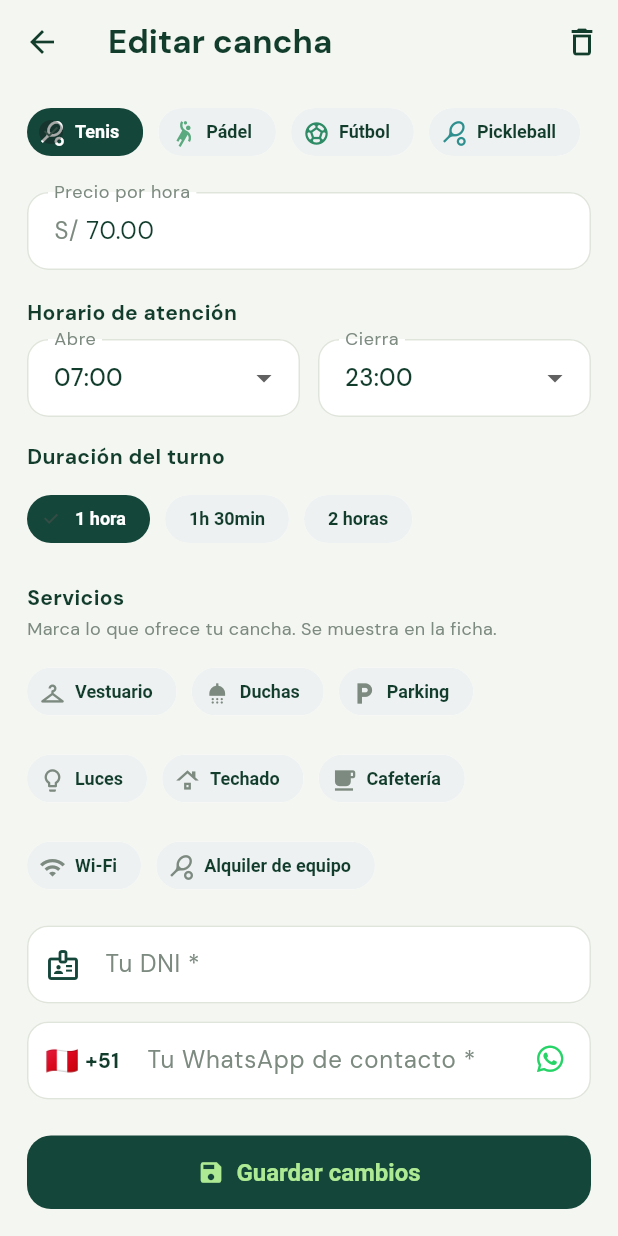
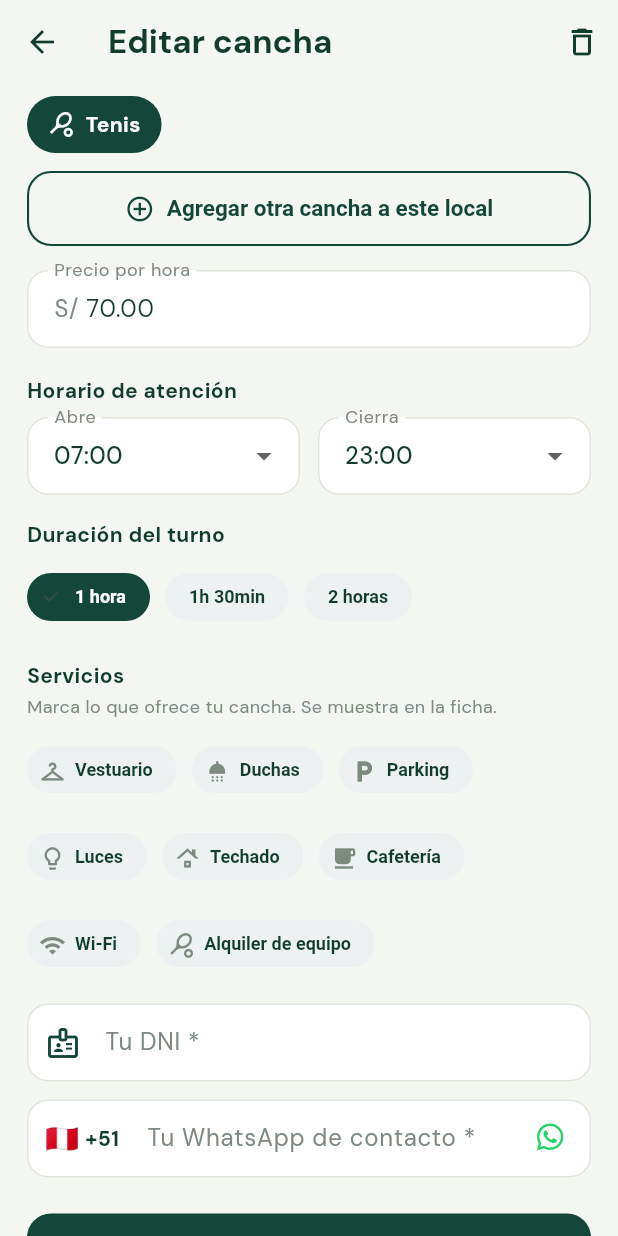
Before and after one commit to dcalagua/canchas-app-lima, a Flutter app: the EditarCanchaScreen screen opened directly with sample values from the repository, scrolled down 703 dp, on a phone screen of 412 x 824 dp. Run offline on Flutter 3.47's test engine with Material 3 defaults, Android fonts, the phone set to English and light mode, and no system bars; our stand-ins replace font_awesome_flutter, geocoding, geolocator, google_fonts, google_maps_flutter, google_sign_in and 3 more; accounts and stored records are empty.

Commit message:
Editar: deporte FIJO (chip) + botón 'Agregar otra cancha a este local'
- El deporte de la cancha ya no es un selector de 4 opciones: se muestra como
  chip fijo (el que detectó la heurística / se eligió al crear). No tiene
  sentido ofrecer tenis/pádel si la cancha es de fútbol.
- Nuevo botón 'Agregar otra cancha a este local' → abre Agregar cancha, donde
  el dueño suma otra de fútbol (Fútbol 2) o de otro deporte (Tenis 1, etc.).
  La nueva hereda dueño y estado del local (reservable al instante si el local
  ya está activo).

Co-Authored-By: Claude Opus 4.8 (1M context) <noreply@anthropic.com>
Claude-Session: https://claude.ai/code/session_017fg7ijXuZRX6jvFjZELf83

```diff
--- a/lib/screens/editar_cancha_screen.dart
+++ b/lib/screens/editar_cancha_screen.dart
@@ -15,6 +15,7 @@ import '../services/propiedad_service.dart';
 import '../state/app_state.dart';
 import '../theme.dart';
 import '../widgets/selector_horario.dart';
+import 'agregar_cancha_screen.dart';
 
 /// Edición de una cancha ya registrada por el dueño: cambiar nombre, precio,
 /// deporte, horario/duración, dirección/ubicación, agregar foto o eliminarla.
@@ -42,7 +43,7 @@ class _EditarCanchaScreenState extends State<EditarCanchaScreen> {
   final TextEditingController _dni =
       TextEditingController(); // DNI del reclamante (obligatorio al reclamar)
 
-  late Deporte _deporte = widget.cancha.deporte;
+  late final Deporte _deporte = widget.cancha.deporte; // fijo: no se cambia aquí
   late String _apertura = widget.cancha.horaApertura;
   late String _cierre = widget.cancha.horaCierre;
   late int _duracion = widget.cancha.duracionSlotMin;
@@ -287,6 +288,15 @@ class _EditarCanchaScreenState extends State<EditarCanchaScreen> {
   void _avisar(String msg) => ScaffoldMessenger.of(context)
       .showSnackBar(SnackBar(content: Text(msg)));
 
+  /// Abre "Agregar cancha" para sumar otra cancha al MISMO local (otra de este
+  /// deporte o de uno distinto). La nueva hereda dueño y estado del local.
+  void _agregarOtraCancha() {
+    Navigator.of(context).push(
+      MaterialPageRoute(
+          builder: (_) => AgregarCanchaScreen(local: widget.cancha)),
+    );
+  }
+
   @override
   Widget build(BuildContext context) {
     return Scaffold(
@@ -405,23 +415,37 @@ class _EditarCanchaScreenState extends State<EditarCanchaScreen> {
               'agrega otra cancha al local.',
               style: TextStyle(color: textoTenue, fontSize: 12)),
           const SizedBox(height: 8),
-          Wrap(
-            spacing: 10,
-            children: [
-              for (final d in Deporte.values)
-                ChoiceChip(
-                  avatar: Icon(iconoDeporte(d),
-                      size: 18,
-                      color: _deporte == d ? Colors.white : colorDeporte(d)),
-                  label: Text(d.etiqueta),
-                  selected: _deporte == d,
-                  selectedColor: colorDeporte(d),
-                  labelStyle: TextStyle(
-                      color: _deporte == d ? Colors.white : tinta,
-                      fontWeight: FontWeight.w600),
-                  onSelected: (_) => setState(() => _deporte = d),
-                ),
-            ],
+          // Deporte FIJO de la cancha (el detectado / elegido al crearla). No se
+          // cambia aquí: para otro deporte se agrega OTRA cancha al local.
+          Align(
+            alignment: Alignment.centerLeft,
+            child: Container(
+              padding: const EdgeInsets.symmetric(horizontal: 14, vertical: 9),
+              decoration: BoxDecoration(
+                color: colorDeporte(_deporte),
+                borderRadius: BorderRadius.circular(999),
+              ),
+              child: Row(
+                mainAxisSize: MainAxisSize.min,
+                children: [
+                  Icon(iconoDeporte(_deporte), size: 18, color: Colors.white),
+                  const SizedBox(width: 7),
+                  Text(_deporte.etiqueta,
+                      style: const TextStyle(
+                          color: Colors.white, fontWeight: FontWeight.w700)),
+                ],
+              ),
+            ),
+          ),
+          const SizedBox(height: 12),
+          // Agregar otra cancha al MISMO local: otra de fútbol, o de otro deporte.
+          SizedBox(
+            width: double.infinity,
+            child: OutlinedButton.icon(
+              onPressed: _guardando ? null : _agregarOtraCancha,
+              icon: const Icon(Icons.add_circle_outline, size: 20),
+              label: const Text('Agregar otra cancha a este local'),
+            ),
           ),
           const SizedBox(height: 16),
           TextField(
```
